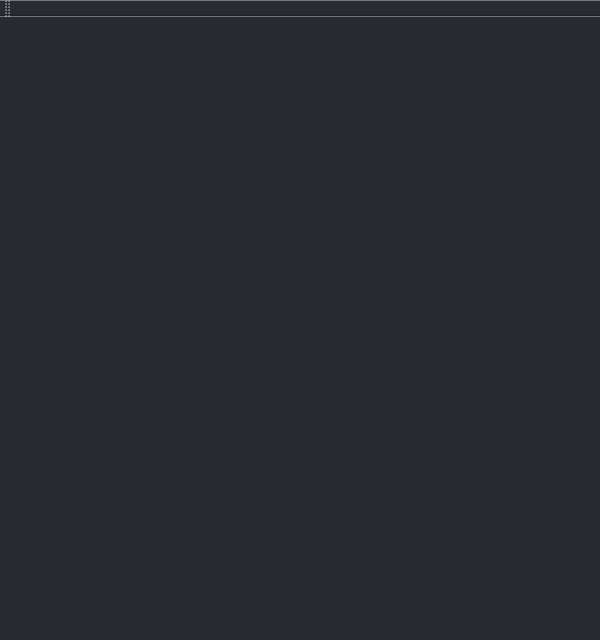
Qt form mainwindow.ui (wow056/Tetris-Postech) before a commit.
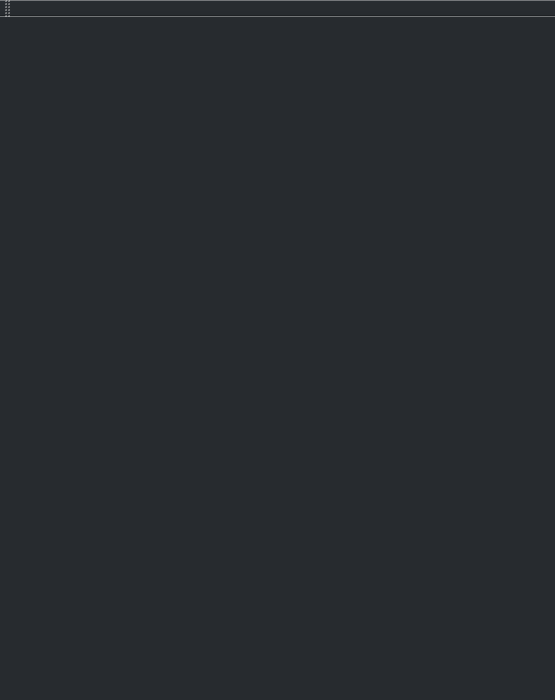
The same form after that commit.

The edit to the form file:
```diff
--- a/mainwindow.ui
+++ b/mainwindow.ui
@@ -6,8 +6,8 @@
    <rect>
     <x>0</x>
     <y>0</y>
-    <width>600</width>
-    <height>640</height>
+    <width>555</width>
+    <height>700</height>
    </rect>
   </property>
   <property name="windowTitle">
```
Left out of the diff: 2 changed lines with no effect on the pictures.
